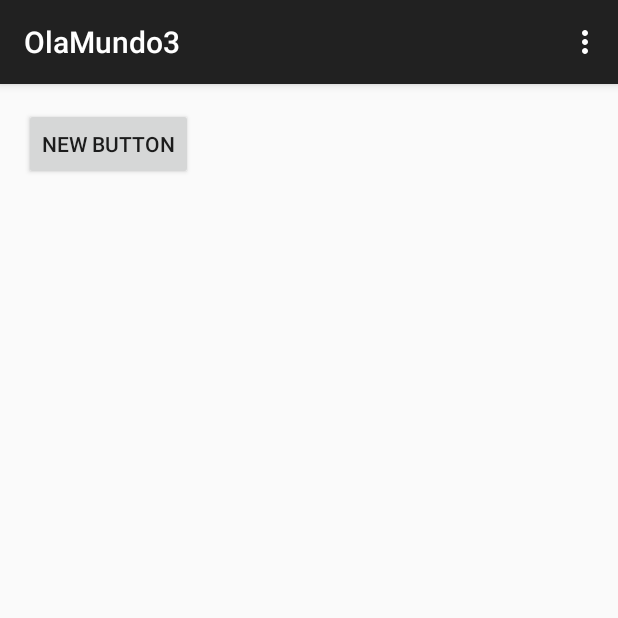
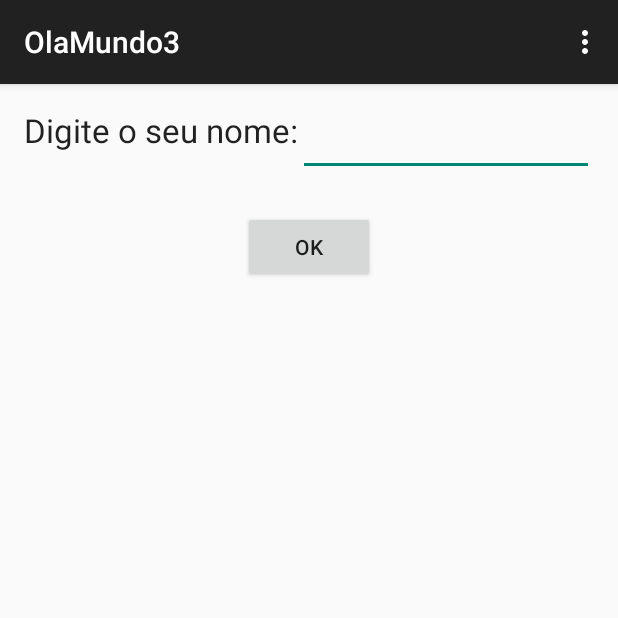
Before and after one commit to marcilio-junior/OlaMundo3, an Android app: the screen it shows after launch (MainActivity), on a phone screen of 412 x 824 dp, the top half of it. Run offline under Robolectric (Android 15) with nearby library versions, the phone set to English and light mode, and no system bars.

Commit message:
Second commit

```diff
--- a/app/src/main/java/com/season/olamundo3/MainActivity.java
+++ b/app/src/main/java/com/season/olamundo3/MainActivity.java
@@ -4,13 +4,43 @@ import android.support.v7.app.AppCompatActivity;
 import android.os.Bundle;
 import android.view.Menu;
 import android.view.MenuItem;
+import android.view.View;
+import android.widget.Button;
+import android.widget.EditText;
+import android.widget.TextView;
+import android.app.AlertDialog;
 
-public class MainActivity extends AppCompatActivity {
+public class MainActivity extends AppCompatActivity implements View.OnClickListener {
+
+    EditText edNome;
+    Button btOK;
+    TextView tvNome;
 
     @Override
     protected void onCreate(Bundle savedInstanceState) {
         super.onCreate(savedInstanceState);
         setContentView(R.layout.activity_main);
+
+        edNome = (EditText) findViewById(R.id.edNome);
+        btOK = (Button) findViewById(R.id.btOK);
+        tvNome = (TextView) findViewById(R.id.tvNome);
+
+        btOK.setOnClickListener(this);
+    }
+
+    public void onClick(View v){
+        String nome = edNome.getText().toString();
+
+        if(!nome.trim().isEmpty()){
+            tvNome.setText("Olá, " + nome);
+        }else{
+            AlertDialog.Builder dlg = new AlertDialog.Builder(this);
+            dlg.setTitle("Aviso");
+            dlg.setMessage("Informe o nome!");
+            dlg.setIcon(R.drawable.ic_warning);
+            dlg.setPositiveButton("OK",null);
+            dlg.show();
+        }
     }
 
     @Override
--- a/app/src/main/res/layout/activity_main.xml
+++ b/app/src/main/res/layout/activity_main.xml
@@ -3,13 +3,44 @@
     android:layout_height="match_parent" android:paddingLeft="@dimen/activity_horizontal_margin"
     android:paddingRight="@dimen/activity_horizontal_margin"
     android:paddingTop="@dimen/activity_vertical_margin"
-    android:paddingBottom="@dimen/activity_vertical_margin" tools:context=".MainActivity">
+    android:paddingBottom="@dimen/activity_vertical_margin" tools:context=".MainActivity"
+    android:id="@+id/RelativeLayout">
+
+    <EditText
+        android:layout_width="wrap_content"
+        android:layout_height="wrap_content"
+        android:inputType="textPersonName"
+        android:ems="10"
+        android:id="@+id/edNome"
+        android:layout_alignParentTop="true"
+        android:layout_alignParentEnd="true"
+        android:layout_toEndOf="@+id/textView" />
 
     <Button
         android:layout_width="wrap_content"
         android:layout_height="wrap_content"
-        android:text="New Button"
-        android:id="@+id/button"
+        android:text="@string/Ok"
+        android:id="@+id/btOK"
+        android:layout_below="@+id/edNome"
+        android:layout_centerHorizontal="true"
+        android:layout_marginTop="23dp" />
+
+    <TextView
+        android:layout_width="wrap_content"
+        android:layout_height="wrap_content"
+        android:textAppearance="?android:attr/textAppearanceLarge"
+        android:id="@+id/tvNome"
+        android:layout_below="@+id/btOK"
+        android:layout_marginTop="28dp"
+        android:layout_alignParentEnd="true"
+        android:layout_alignParentStart="true" />
+
+    <TextView
+        android:layout_width="wrap_content"
+        android:layout_height="wrap_content"
+        android:textAppearance="?android:attr/textAppearanceLarge"
+        android:id="@+id/textView"
         android:layout_alignParentTop="true"
-        android:layout_alignParentStart="true" />
+        android:layout_alignParentStart="true"
+        android:text="@string/Nome" />
 </RelativeLayout>
--- a/app/src/main/res/values/strings.xml
+++ b/app/src/main/res/values/strings.xml
@@ -3,4 +3,6 @@
 
     <string name="hello_world">Hello world!</string>
     <string name="action_settings">Settings</string>
+    <string name="Nome">Digite o seu nome:</string>
+    <string name="Ok">OK</string>
 </resources>
```
Also changed, not shown: 1 other file.
